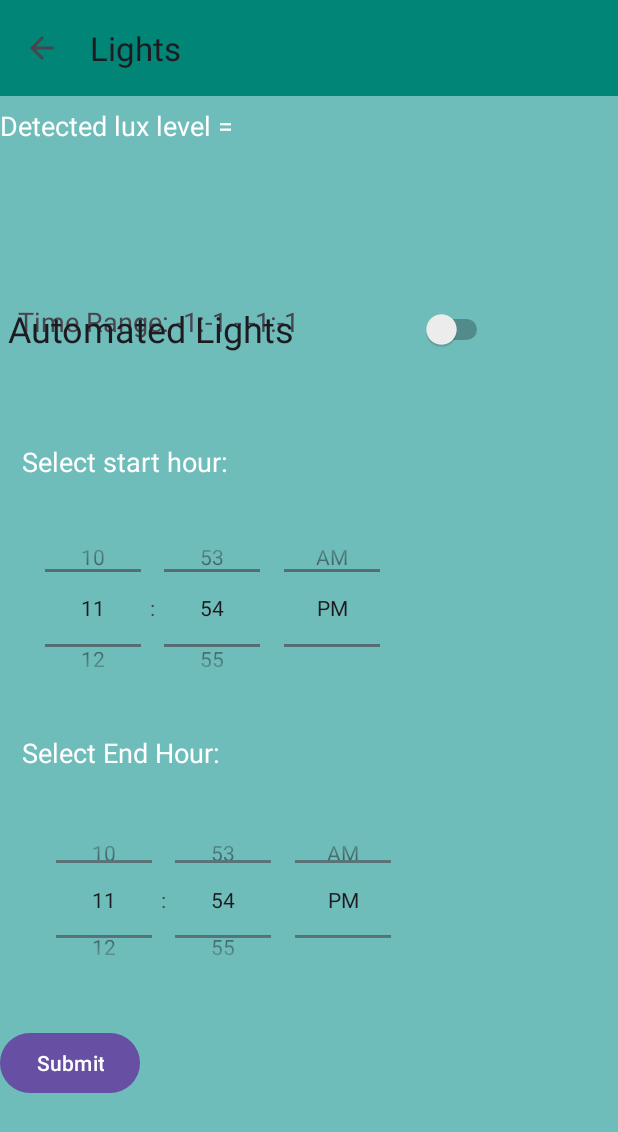
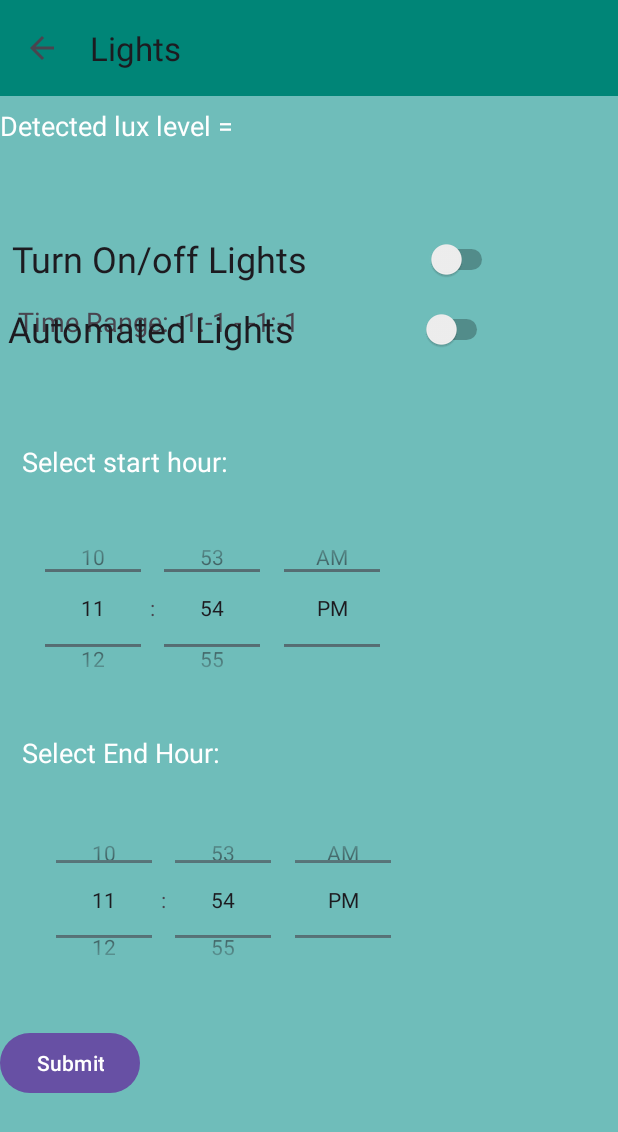
Before and after one commit to GN25/IOT, an Android app: the LightsActivity screen opened directly, with no data from a screen before it, on a phone screen of 412 x 824 dp. Shown: the top 1132 px of the screen. Run offline under Robolectric (Android 15) with nearby library versions, the light colour scheme and no system bars; libraries missing offline, so code that uses them is left out: org.eclipse.paho; 5 statements that could not run were skipped.

Commit message:
Tellstick configuration, lights on/off switch and temperature trial value v1

```diff
--- a/app/src/main/java/com/example/iot/LightsActivity.java
+++ b/app/src/main/java/com/example/iot/LightsActivity.java
@@ -4,6 +4,7 @@ import androidx.appcompat.app.ActionBar;
 import androidx.appcompat.app.AppCompatActivity;
 import androidx.appcompat.widget.Toolbar;
 
+import android.annotation.SuppressLint;
 import android.content.Context;
 import android.content.SharedPreferences;
 import android.os.AsyncTask;
@@ -55,6 +56,8 @@ public class LightsActivity extends AppCompatActivity {
     //private TextView lux_prueba;
     private Switch switchLights;
 
+    private Switch switchOnOffLights;
+
     private SharedPreferences sharedPreferences;
 
     boolean active = false;
@@ -64,6 +67,7 @@ public class LightsActivity extends AppCompatActivity {
     private static final String TAG = "LightsActivity";
 
     String outputvalue;
+    @SuppressLint("MissingInflatedId")
     @Override
     protected void onCreate(Bundle savedInstanceState) {
         super.onCreate(savedInstanceState);
@@ -77,6 +81,8 @@ public class LightsActivity extends AppCompatActivity {
         textViewLightsTimeRange = findViewById(R.id.textViewLightsTimeRange);
         Button btnSubmitLights = findViewById(R.id.btnSubmitLights);
         switchLights = findViewById(R.id.switchLights);
+
+        switchOnOffLights = findViewById(R.id.switchLightsOnOff);
         //lux_prueba=findViewById(R.id.luxPrueba);
         tx_light=findViewById(R.id.luxLevelTextView);
 
@@ -159,6 +165,23 @@ public class LightsActivity extends AppCompatActivity {
                     displaySelectedTimeRange(startHour, startMinute, endHour, endMinute);
                 }else{
                     handleHourError();
+                }
+            }
+        });
+
+        switchOnOffLights.setOnCheckedChangeListener(new CompoundButton.OnCheckedChangeListener() {
+            @Override
+            public void onCheckedChanged(CompoundButton buttonView, boolean isChecked) {
+                if (isChecked) {
+                   // active = true;
+                    //saveSwitchState(isChecked);
+                    //processLogic();
+                    run("tdtool --on 1");
+                } else {
+                    //active = false;
+                    //saveSwitchState(isChecked);
+                    //processLogic();
+                    run("tdtool --off 1");
                 }
             }
         });
--- a/app/src/main/res/layout/lights_activity.xml
+++ b/app/src/main/res/layout/lights_activity.xml
@@ -103,4 +103,20 @@
         android:textSize="24sp"
         tools:ignore="UseSwitchCompatOrMaterialXml" />
 
+    <Switch
+        android:id="@+id/switchLightsOnOff"
+        android:layout_width="323dp"
+        android:layout_height="44dp"
+        android:layout_alignParentStart="true"
+        android:layout_alignParentTop="true"
+        android:layout_alignParentEnd="true"
+        android:layout_alignParentBottom="true"
+        android:layout_marginStart="8dp"
+        android:layout_marginTop="103dp"
+        android:layout_marginEnd="80dp"
+        android:layout_marginBottom="582dp"
+        android:checked="false"
+        android:text="Turn On/off Lights"
+        android:textSize="24sp"
+        tools:ignore="UseSwitchCompatOrMaterialXml" />
 </RelativeLayout>
```
Also changed, not shown: app/src/main/java/com/example/iot/ThermometerActivity.java (+68 -2 lines), app/src/main/res/layout/thermometer_activity.xml (+17 -0 lines).
